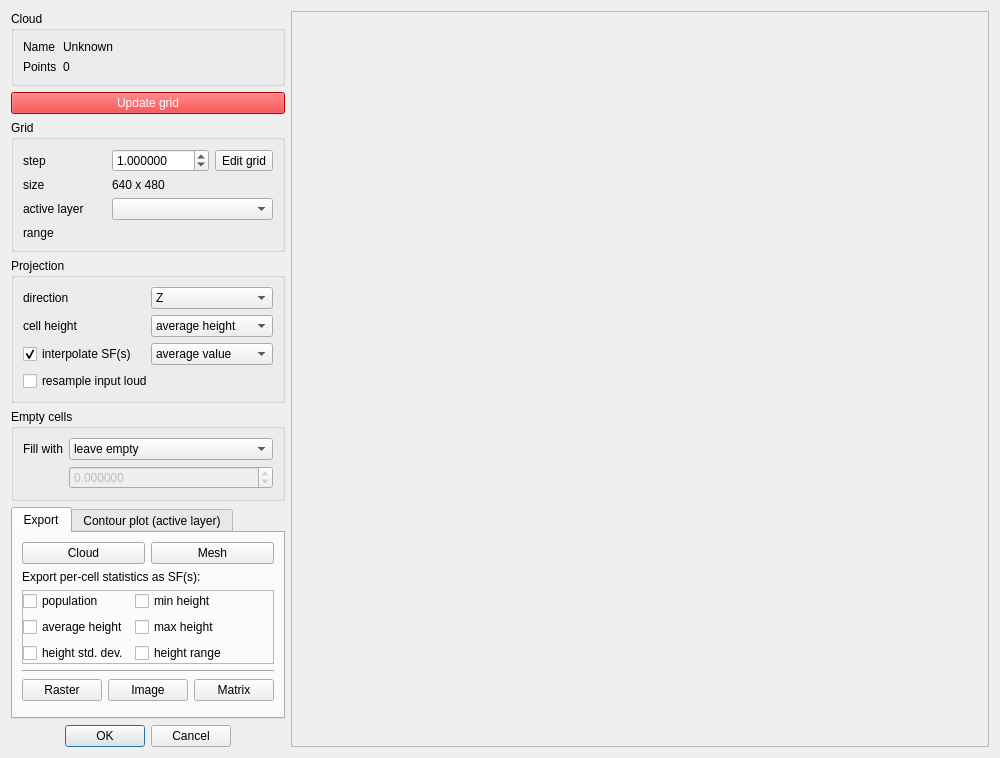
This is qCC/ui_templates/rasterizeDlg.ui in archeos/cloudcompare-archeos as Qt 5 draws it before an edit. The edited form follows.
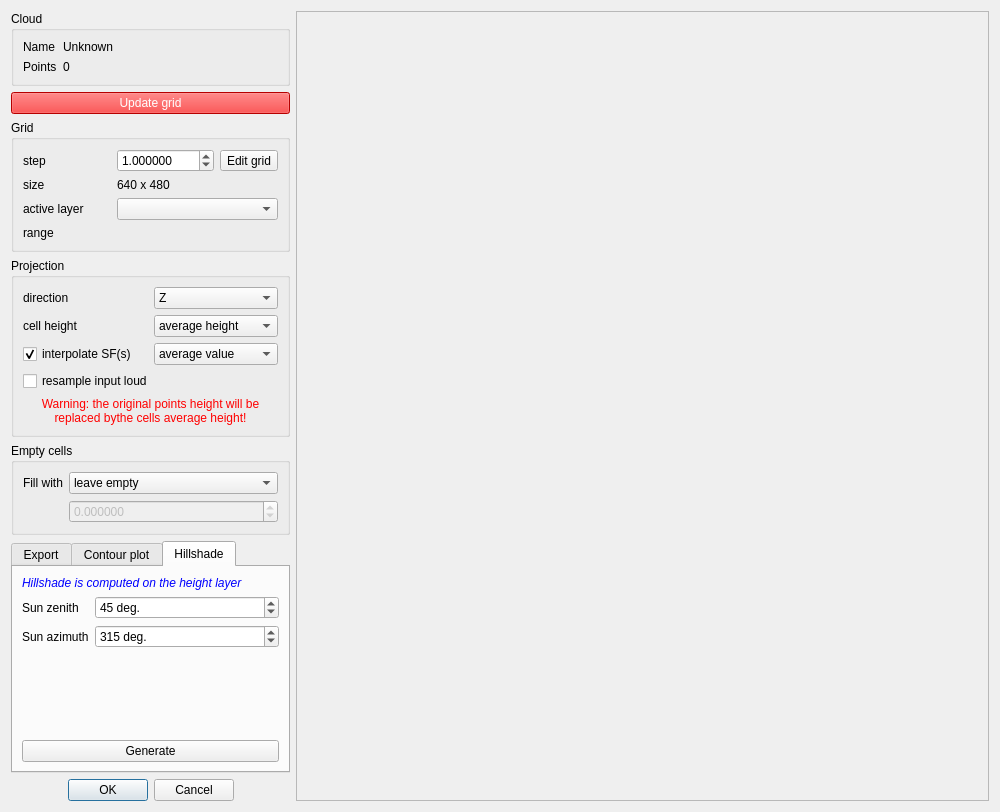
This is the edited form. The open tabs and pages were chosen to show the change.

Patch:
```diff
--- a/qCC/ui_templates/rasterizeDlg.ui
+++ b/qCC/ui_templates/rasterizeDlg.ui
@@ -7,7 +7,7 @@
     <x>0</x>
     <y>0</y>
     <width>1000</width>
-    <height>720</height>
+    <height>760</height>
    </rect>
   </property>
   <property name="windowTitle">
@@ -29,7 +29,16 @@
       </size>
      </property>
      <layout class="QVBoxLayout" name="verticalLayout">
-      <property name="margin">
+      <property name="leftMargin">
+       <number>0</number>
+      </property>
+      <property name="topMargin">
+       <number>0</number>
+      </property>
+      <property name="rightMargin">
+       <number>0</number>
+      </property>
+      <property name="bottomMargin">
        <number>0</number>
       </property>
       <item>
@@ -250,7 +259,16 @@
          <item>
           <widget class="QFrame" name="interpolateSFFrame">
            <layout class="QHBoxLayout" name="horizontalLayout_3">
-            <property name="margin">
+            <property name="leftMargin">
+             <number>0</number>
+            </property>
+            <property name="topMargin">
+             <number>0</number>
+            </property>
+            <property name="rightMargin">
+             <number>0</number>
+            </property>
+            <property name="bottomMargin">
              <number>0</number>
             </property>
             <item>
@@ -307,6 +325,20 @@
            </property>
           </widget>
          </item>
+         <item>
+          <widget class="QLabel" name="warningResampleWithAverageLabel">
+           <property name="styleSheet">
+            <string notr="true">color:red;</string>
+           </property>
+           <property name="text">
+            <string>Warning: the original points height will be
+replaced bythe cells average height!</string>
+           </property>
+           <property name="alignment">
+            <set>Qt::AlignCenter</set>
+           </property>
+          </widget>
+         </item>
         </layout>
        </widget>
       </item>
@@ -447,7 +479,16 @@
              <enum>QFrame::Raised</enum>
             </property>
             <layout class="QFormLayout" name="formLayout_4">
-             <property name="margin">
+             <property name="leftMargin">
+              <number>0</number>
+             </property>
+             <property name="topMargin">
+              <number>0</number>
+             </property>
+             <property name="rightMargin">
+              <number>0</number>
+             </property>
+             <property name="bottomMargin">
               <number>0</number>
              </property>
              <item row="0" column="0">
@@ -571,9 +612,24 @@
         </widget>
         <widget class="QWidget" name="contourTab">
          <attribute name="title">
-          <string>Contour plot (active layer)</string>
+          <string>Contour plot</string>
          </attribute>
          <layout class="QVBoxLayout" name="verticalLayout_4">
+          <item>
+           <widget class="QLabel" name="label_15">
+            <property name="font">
+             <font>
+              <italic>true</italic>
+             </font>
+            </property>
+            <property name="styleSheet">
+             <string notr="true">color: blue;</string>
+            </property>
+            <property name="text">
+             <string>The contour plot is computed on the active layer</string>
+            </property>
+           </widget>
+          </item>
           <item>
            <layout class="QFormLayout" name="formLayout_3">
             <item row="0" column="0">
@@ -731,6 +787,104 @@
           </item>
          </layout>
         </widget>
+        <widget class="QWidget" name="hillshadeTab">
+         <attribute name="title">
+          <string>Hillshade</string>
+         </attribute>
+         <layout class="QVBoxLayout" name="verticalLayout_5">
+          <item>
+           <widget class="QLabel" name="label_16">
+            <property name="font">
+             <font>
+              <italic>true</italic>
+             </font>
+            </property>
+            <property name="styleSheet">
+             <string notr="true">color: blue;</string>
+            </property>
+            <property name="text">
+             <string>Hillshade is computed on the height layer</string>
+            </property>
+           </widget>
+          </item>
+          <item>
+           <layout class="QFormLayout" name="formLayout_5">
+            <item row="0" column="0">
+             <widget class="QLabel" name="label_17">
+              <property name="text">
+               <string>Sun zenith</string>
+              </property>
+             </widget>
+            </item>
+            <item row="0" column="1">
+             <widget class="QSpinBox" name="sunZenithSpinBox">
+              <property name="toolTip">
+               <string>Zenith angle (in degrees) = 90 - altitude angle</string>
+              </property>
+              <property name="suffix">
+               <string> deg.</string>
+              </property>
+              <property name="maximum">
+               <number>90</number>
+              </property>
+              <property name="singleStep">
+               <number>5</number>
+              </property>
+              <property name="value">
+               <number>45</number>
+              </property>
+             </widget>
+            </item>
+            <item row="1" column="0">
+             <widget class="QLabel" name="label_18">
+              <property name="text">
+               <string>Sun azimuth</string>
+              </property>
+             </widget>
+            </item>
+            <item row="1" column="1">
+             <widget class="QSpinBox" name="sunAzimuthSpinBox">
+              <property name="toolTip">
+               <string>Azimuth angle (in degrees)</string>
+              </property>
+              <property name="suffix">
+               <string> deg.</string>
+              </property>
+              <property name="maximum">
+               <number>360</number>
+              </property>
+              <property name="singleStep">
+               <number>5</number>
+              </property>
+              <property name="value">
+               <number>315</number>
+              </property>
+             </widget>
+            </item>
+           </layout>
+          </item>
+          <item>
+           <spacer name="verticalSpacer_3">
+            <property name="orientation">
+             <enum>Qt::Vertical</enum>
+            </property>
+            <property name="sizeHint" stdset="0">
+             <size>
+              <width>20</width>
+              <height>40</height>
+             </size>
+            </property>
+           </spacer>
+          </item>
+          <item>
+           <widget class="QPushButton" name="generateHillshadePushButton">
+            <property name="text">
+             <string>Generate</string>
+            </property>
+           </widget>
+          </item>
+         </layout>
+        </widget>
        </widget>
       </item>
       <item>
```
